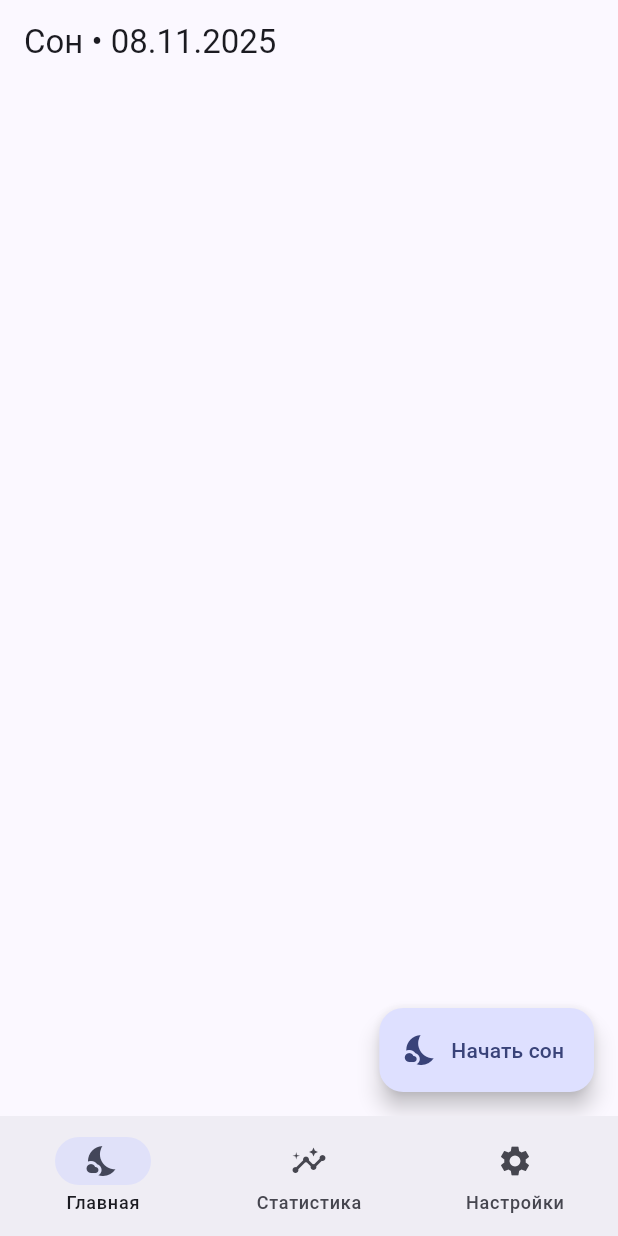
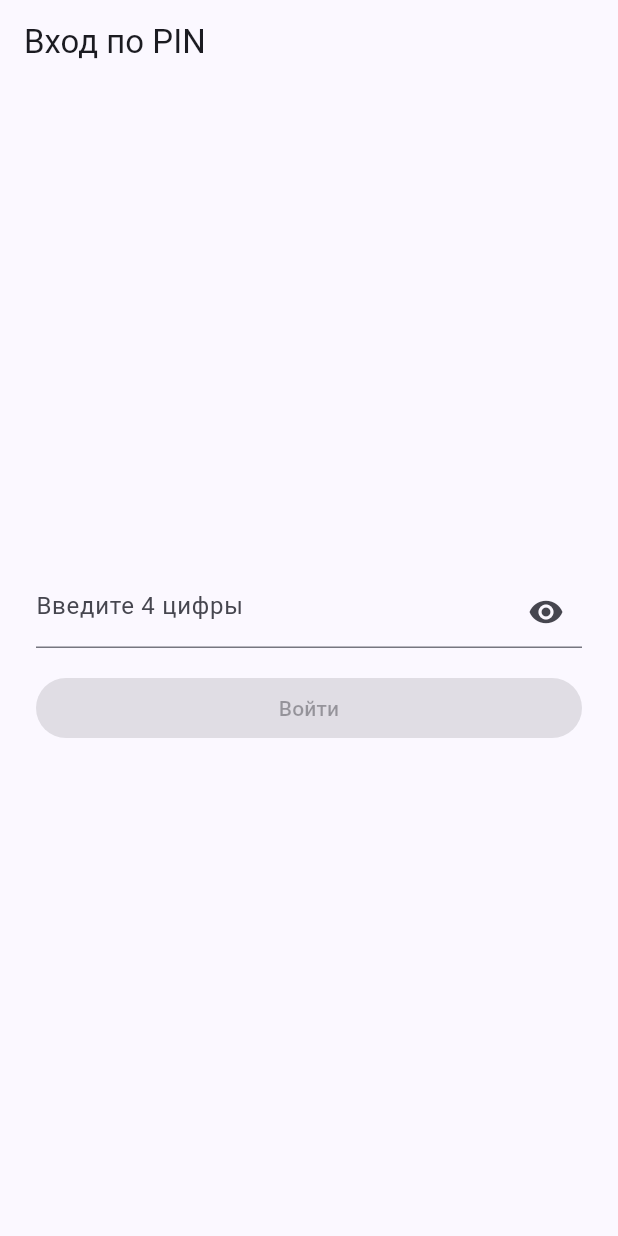
Before and after one commit to igorv8836/flutter_demo, a Flutter app: the screen it shows after launch, on a phone screen of 412 x 824 dp. Run offline on Flutter 3.47's test engine with Material 3 defaults, Android fonts, the phone set to English and light mode, and no system bars; our stand-ins replace cached_network_image.

Commit message:
implement page navigation

```diff
--- a/lib/src/app.dart
+++ b/lib/src/app.dart
@@ -1,10 +1,9 @@
 import 'package:flutter/material.dart';
-import 'package:go_router/go_router.dart';
-
+import 'package:practice_2/src/features/password/password_screen.dart';
 import 'app_model.dart';
-import 'features/root_tabs/root_tabs.dart';
-import 'features/sleep/screens/sleep_active_screen.dart';
-import 'features/sleep/screens/sleep_edit_screen.dart';
+import 'features/sleep/sleep_container.dart';
+import 'features/stats/screens/stats_screen.dart';
+import 'features/settings/screens/settings_screen.dart';
 
 class SleepApp extends StatefulWidget {
   const SleepApp({super.key});
@@ -14,51 +13,20 @@ class SleepApp extends StatefulWidget {
 
 class _SleepAppState extends State<SleepApp> {
   late final AppModel model;
-  late final GoRouter router;
 
   @override
   void initState() {
     super.initState();
     model = AppModel();
-
-    router = GoRouter(
-      initialLocation: '/sleep',
-      routes: [
-        GoRoute(
-          path: '/sleep',
-          builder: (c, s) => RootTabs(model: model),
-          routes: [
-            GoRoute(
-              path: 'active',
-              builder: (c, s) => SleepActiveScreen(
-                startedAt: DateTime.now(),
-                awakenings: const [],
-                onAwakening: () {},
-                onFinish: () => GoRouter.of(c).pop(),
-              ),
-            ),
-            GoRoute(
-              path: 'edit',
-              builder: (c, s) => SleepEditScreen(
-                session: model.sessions.isNotEmpty
-                    ? model.sessions.first
-                    : throw Exception('Нет сессий'),
-                onSave: (_) => GoRouter.of(c).pop(),
-              ),
-            ),
-          ],
-        ),
-      ],
-    );
   }
 
   @override
   Widget build(BuildContext context) {
-    return MaterialApp.router(
+    return MaterialApp(
       title: 'Трекер сна',
       theme: ThemeData(useMaterial3: true, colorSchemeSeed: Colors.indigo),
       darkTheme: ThemeData.dark(useMaterial3: true),
-      routerConfig: router,
+      home: PasswordScreen(),
     );
   }
 }
--- /dev/null
+++ b/lib/src/features/password/password_screen.dart
@@ -0,0 +1,92 @@
+import 'package:flutter/material.dart';
+import 'package:flutter/services.dart';
+import 'package:practice_2/src/features/sleep/sleep_container.dart';
+
+import '../../app_model.dart';
+
+class PasswordScreen extends StatefulWidget {
+  const PasswordScreen({super.key});
+  @override
+  State<PasswordScreen> createState() => _PasswordScreenState();
+}
+
+class _PasswordScreenState extends State<PasswordScreen> {
+  final _controller = TextEditingController();
+  final _focus = FocusNode();
+  bool _obscure = true;
+  bool _loading = false;
+  static const _correctPin = '1234';
+
+  @override
+  void dispose() {
+    _controller.dispose();
+    _focus.dispose();
+    super.dispose();
+  }
+
+  Future<void> _submit() async {
+    if (_controller.text.length != 4 || _loading) return;
+    setState(() => _loading = true);
+    await Future.delayed(const Duration(milliseconds: 300));
+    final ok = _controller.text == _correctPin;
+    if (mounted) {
+      ScaffoldMessenger.of(context).showSnackBar(
+        SnackBar(content: Text(ok ? 'Вход выполнен' : 'Неверный пароль')),
+      );
+      if (ok) {
+        Navigator.of(context).pushReplacement(
+          MaterialPageRoute(builder: (_) => SleepContainer(model: AppModel())),
+        );
+      }
+    }
+    setState(() => _loading = false);
+  }
+
+  @override
+  Widget build(BuildContext context) {
+    final canSubmit = _controller.text.length == 4 && !_loading;
+    return Scaffold(
+      appBar: AppBar(title: const Text('Вход по PIN')),
+      body: Center(
+        child: Padding(
+          padding: const EdgeInsets.all(24),
+          child: Column(
+            mainAxisSize: MainAxisSize.min,
+            children: [
+              TextField(
+                controller: _controller,
+                focusNode: _focus,
+                obscureText: _obscure,
+                keyboardType: TextInputType.number,
+                textInputAction: TextInputAction.done,
+                maxLength: 4,
+                onChanged: (_) => setState(() {}),
+                onSubmitted: (_) => _submit(),
+                inputFormatters: [
+                  FilteringTextInputFormatter.digitsOnly,
+                  LengthLimitingTextInputFormatter(4),
+                ],
+                decoration: InputDecoration(
+                  hintText: 'Введите 4 цифры',
+                  counterText: '',
+                  suffixIcon: IconButton(
+                    onPressed: () => setState(() => _obscure = !_obscure),
+                    icon: Icon(_obscure ? Icons.visibility : Icons.visibility_off),
+                  ),
+                ),
+              ),
+              const SizedBox(height: 16),
+              SizedBox(
+                width: double.infinity,
+                child: FilledButton(
+                  onPressed: canSubmit ? _submit : null,
+                  child: _loading ? const SizedBox(height: 20, width: 20, child: CircularProgressIndicator(strokeWidth: 2)) : const Text('Войти'),
+                ),
+              ),
+            ],
+          ),
+        ),
+      ),
+    );
+  }
+}
--- a/lib/src/features/root_tabs/root_tabs.dart
+++ /dev/null
@@ -1,80 +0,0 @@
-import 'package:flutter/material.dart';
-import '../../app_model.dart';
-import '../sleep/sleep_container.dart';
-import '../stats/screens/stats_screen.dart';
-import '../settings/screens/settings_screen.dart';
-
-class RootTabs extends StatefulWidget {
-  final AppModel model;
-  const RootTabs({super.key, required this.model});
-
-  @override
-  State<RootTabs> createState() => _RootTabsState();
-}
-
-class _RootTabsState extends State<RootTabs> {
-  int _index = 0;
-
-  void _openTab(int i) {
-    if (i == _index) return;
-    setState(() => _index = i);
-
-    Widget page;
-    if (i == 0) {
-      page = SleepContainer(model: widget.model);
-    } else if (i == 1) {
-      page = StatsScreen(
-        sessions: widget.model.sessions,
-        settings: widget.model.settings,
-      );
-    } else {
-      page = SettingsScreen(
-        initial: widget.model.settings,
-        onSave: (v) {
-          widget.model.settings = v;
-          ScaffoldMessenger.of(context)
-              .showSnackBar(const SnackBar(content: Text('Сохранено')));
-        },
-      );
-    }
-
-    Navigator.of(context).pushReplacement(
-      MaterialPageRoute(builder: (_) => page),
-    );
-  }
-
-  @override
-  Widget build(BuildContext context) {
-    Widget currentPage;
-    if (_index == 0) {
-      currentPage = SleepContainer(model: widget.model);
-    } else if (_index == 1) {
-      currentPage = StatsScreen(
-        sessions: widget.model.sessions,
-        settings: widget.model.settings,
-      );
-    } else {
-      currentPage = SettingsScreen(
-        initial: widget.model.settings,
-        onSave: (v) {
-          widget.model.settings = v;
-          ScaffoldMessenger.of(context)
-              .showSnackBar(const SnackBar(content: Text('Сохранено')));
-        },
-      );
-    }
-
-    return Scaffold(
-      body: currentPage,
-      bottomNavigationBar: NavigationBar(
-        selectedIndex: _index,
-        onDestinationSelected: _openTab,
-        destinations: const [
-          NavigationDestination(icon: Icon(Icons.nights_stay), label: 'Главная'),
-          NavigationDestination(icon: Icon(Icons.insights), label: 'Статистика'),
-          NavigationDestination(icon: Icon(Icons.settings), label: 'Настройки'),
-        ],
-      ),
-    );
-  }
-}
--- a/lib/src/features/stats/screens/stats_screen.dart
+++ b/lib/src/features/stats/screens/stats_screen.dart
@@ -25,6 +25,10 @@ class StatsScreen extends StatelessWidget {
     return Scaffold(
       appBar: AppBar(
         title: const Text('Статистика'),
+        leading: IconButton(
+          onPressed: onClose,
+          icon: const Icon(Icons.arrow_back),
+        ),
       ),
       body: ListView(
         padding: const EdgeInsets.all(16),
```
Also changed, not shown: lib/src/features/sleep/screens/sleep_active_screen.dart (+6 -6 lines), lib/src/features/sleep/screens/sleep_list_screen.dart (+27 -1 lines), lib/src/features/sleep/sleep_container.dart (+40 -22 lines).
